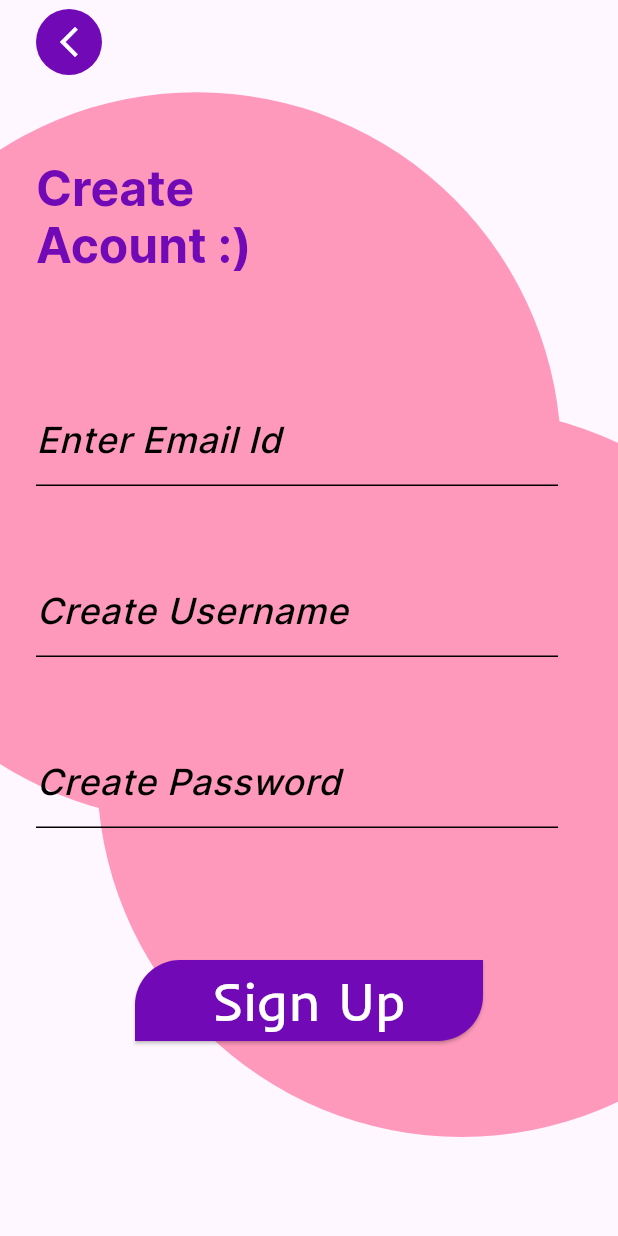
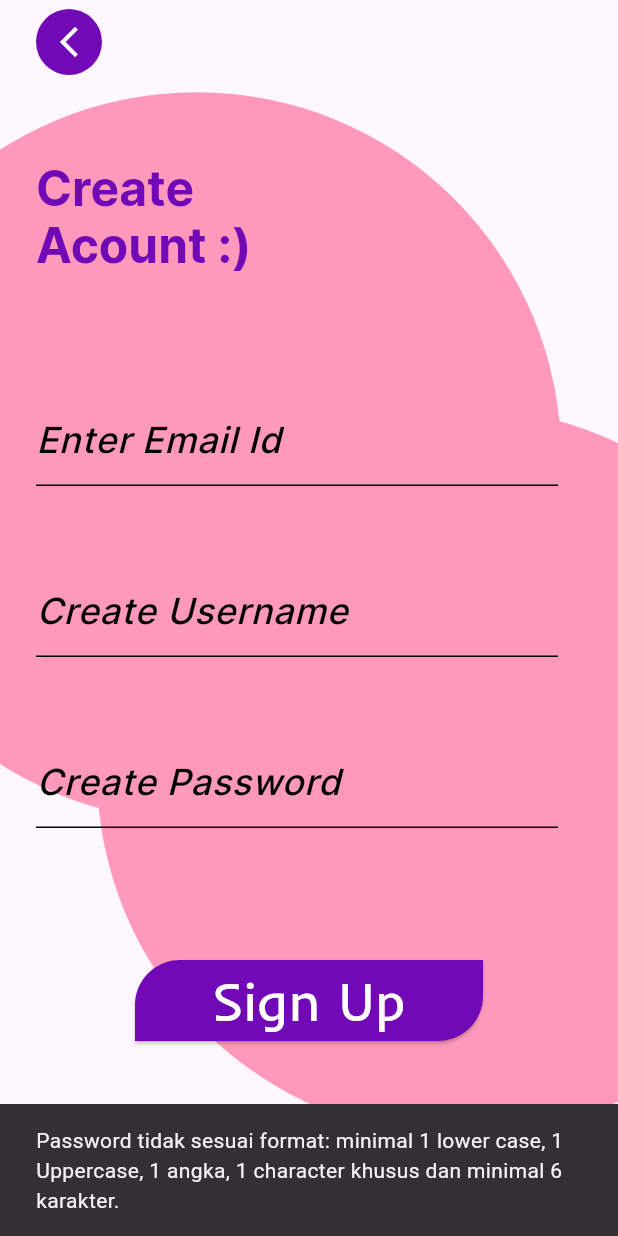
Before and after one commit to GanongLS/Infosys-Login-UI, a Flutter app: the SignUpPage screen opened by its route, after a tap on "Sign Up", on a phone screen of 412 x 824 dp. Run offline on Flutter 3.47's test engine with Material 3 defaults, Android fonts, the phone set to English and light mode, and no system bars; our stand-ins replace flutter_bloc, flutter_svg.

Commit message:
update bloc logic

```diff
--- /dev/null
+++ b/lib/features/authentication/bloc/auth_bloc/auth_bloc.dart
@@ -0,0 +1,55 @@
+import 'dart:async';
+
+import 'package:flutter/foundation.dart';
+import 'package:flutter_bloc/flutter_bloc.dart';
+
+part 'auth_event.dart';
+part 'auth_state.dart';
+
+class AuthBloc extends Bloc<AuthEvent, AuthState> {
+  AuthBloc() : super(AuthInitial()) {
+    on<AuthLoginRequested>(_onLoginRequested);
+    on<AuthLogoutRequested>(_onLogoutRequested);
+  }
+
+  void _onLogoutRequested(AuthLogoutRequested event, Emitter<AuthState> emit) async {
+    emit(AuthLoading());
+    try {
+      await Future.delayed(const Duration(seconds: 2), () {
+        return emit(AuthInitial());
+      });
+    } catch (e) {
+      return emit(AuthFailure("gagal logout"));
+    }
+  }
+
+  void _onLoginRequested(AuthLoginRequested event, Emitter<AuthState> emit) async {
+    emit(AuthLoading());
+    try {
+      final username = event.username;
+      final password = event.password;
+
+      final bool passwordValid =
+          RegExp(r'^(?=.*?[A-Z])(?=.*?[a-z])(?=.*?[0-9])(?=.*?[!@#\$&*~]).{8,}$')
+              .hasMatch(password);
+
+      if (username.length < 6) {
+        return emit(AuthFailure('Username harus lebih dari 6 karakter.'));
+      }
+
+      if (!passwordValid) {
+        return emit(
+          AuthFailure(
+              'Password tidak sesuai format: minimal 1 lower case, 1 Uppercase, 1 angka, 1 character khusus dan minimal 6 karakter.'),
+        );
+      }
+
+      await Future.delayed(const Duration(seconds: 2), () {
+        return emit(
+            AuthSuccess(uid: '$username-$password')); // nyatanya UID didapat dari BE.
+      });
+    } catch (e) {
+      emit(AuthFailure(e.toString()));
+    }
+  }
+}
--- /dev/null
+++ b/lib/features/authentication/bloc/auth_bloc/auth_event.dart
@@ -0,0 +1,16 @@
+part of 'auth_bloc.dart';
+
+@immutable
+sealed class AuthEvent {}
+
+final class AuthLoginRequested extends AuthEvent {
+  final String username;
+  final String password;
+
+  AuthLoginRequested({
+    required this.username,
+    required this.password,
+  });
+}
+
+final class AuthLogoutRequested extends AuthEvent {}
--- /dev/null
+++ b/lib/features/authentication/bloc/auth_bloc/auth_state.dart
@@ -0,0 +1,24 @@
+part of 'auth_bloc.dart';
+
+@immutable
+sealed class AuthState {}
+
+final class AuthInitial extends AuthState {}
+
+final class AuthSuccess extends AuthState {
+  final String uid; // realnya userModel
+
+  AuthSuccess({required this.uid});
+}
+
+final class AuthFailure extends AuthState {
+  final String error;
+
+  AuthFailure(this.error);
+}
+
+final class AuthLoading extends AuthState {
+  final String? message;
+
+  AuthLoading({this.message});
+}
--- a/lib/features/authentication/bloc/login_event.dart
+++ /dev/null
@@ -1,4 +0,0 @@
-part of 'login_bloc.dart';
-
-@immutable
-sealed class LoginEvent {}
--- a/lib/features/authentication/bloc/login_state.dart
+++ /dev/null
@@ -1,6 +0,0 @@
-part of 'login_bloc.dart';
-
-@immutable
-sealed class LoginState {}
-
-final class LoginInitial extends LoginState {}
--- /dev/null
+++ b/lib/features/authentication/bloc/register_bloc/reg_bloc.dart
@@ -0,0 +1,67 @@
+import 'dart:async';
+
+import 'package:flutter/foundation.dart';
+import 'package:flutter_bloc/flutter_bloc.dart';
+
+part 'reg_event.dart';
+part 'reg_state.dart';
+
+class RegisterBloc extends Bloc<AuthEvent, RegisterState> {
+  RegisterBloc() : super(RegisterInitial()) {
+    on<RegisterRequested>(_onRegisterRequested);
+    on<DeleteAccountRequested>(_onDeleteAccountRequested);
+  }
+
+  void _onDeleteAccountRequested(
+      DeleteAccountRequested event, Emitter<RegisterState> emit) async {
+    emit(RegisterLoading());
+    try {
+      await Future.delayed(const Duration(seconds: 2), () {
+        return emit(RegisterInitial());
+      });
+    } catch (e) {
+      return emit(RegisterFailure("gagal logout"));
+    }
+  }
+
+  void _onRegisterRequested(RegisterRequested event, Emitter<RegisterState> emit) async {
+    emit(RegisterLoading());
+    try {
+
+      final username = event.username;
+      final email = event.email;
+      final password = event.password;
+
+      final bool passwordValid =
+          RegExp(r'^(?=.*?[A-Z])(?=.*?[a-z])(?=.*?[0-9])(?=.*?[!@#\$&*~]).{8,}$')
+              .hasMatch(password);
+
+      final bool emailValid =
+          RegExp(r"^[a-zA-Z0-9.a-zA-Z0-9.!#$%&'*+-/=?^_`{|}~]+@[a-zA-Z0-9]+\.[a-zA-Z]+")
+              .hasMatch(email);
+
+      if (!passwordValid) {
+        return emit(
+          RegisterFailure(
+              'Password tidak sesuai format: minimal 1 lower case, 1 Uppercase, 1 angka, 1 character khusus dan minimal 6 karakter.'),
+        );
+      }
+
+      if (!emailValid) {
+        return emit(RegisterFailure('Email tidak sesuai format contoh@xmail.co.id'));
+      }
+
+      if (username.length < 6) {
+        return emit(RegisterFailure('Username harus lebih dari 6 karakter.'));
+      }
+
+
+      await Future.delayed(const Duration(seconds: 2), () {
+        return emit(
+            RegisterSuccess(uid: '$email-$password')); // nyatanya UID didapat dari BE.
+      });
+    } catch (e) {
+      emit(RegisterFailure(e.toString()));
+    }
+  }
+}
--- /dev/null
+++ b/lib/features/authentication/bloc/register_bloc/reg_event.dart
@@ -0,0 +1,18 @@
+part of 'reg_bloc.dart';
+
+@immutable
+sealed class AuthEvent {}
+
+final class RegisterRequested extends AuthEvent {
+  final String username;
+  final String email;
+  final String password;
+
+  RegisterRequested({
+    required this.username,
+    required this.email,
+    required this.password,
+  });
+}
+
+final class DeleteAccountRequested extends AuthEvent {}
--- /dev/null
+++ b/lib/features/authentication/bloc/register_bloc/reg_state.dart
@@ -0,0 +1,24 @@
+part of 'reg_bloc.dart';
+
+@immutable
+sealed class RegisterState {}
+
+final class RegisterInitial extends RegisterState {}
+
+final class RegisterSuccess extends RegisterState {
+  final String uid; // realnya userModel
+
+  RegisterSuccess({required this.uid});
+}
+
+final class RegisterFailure extends RegisterState {
+  final String error;
+
+  RegisterFailure(this.error);
+}
+
+final class RegisterLoading extends RegisterState {
+  final String? message;
+
+  RegisterLoading({this.message});
+}
--- a/lib/features/authentication/page/sign_up_page.dart
+++ b/lib/features/authentication/page/sign_up_page.dart
@@ -1,6 +1,8 @@
 import 'package:flutter/material.dart';
+import 'package:flutter_bloc/flutter_bloc.dart';
 import 'package:infosys_test_login_ui/assets/colors.gen.dart';
 import 'package:infosys_test_login_ui/assets/fonts.gen.dart';
+import 'package:infosys_test_login_ui/features/authentication/bloc/register_bloc/reg_bloc.dart';
 
 class SignUpPage extends StatefulWidget {
   const SignUpPage({
@@ -8,10 +10,11 @@ class SignUpPage extends StatefulWidget {
   });
 
   @override
-  State<SignUpPage> createState() => _GreetingPageState();
+  State<SignUpPage> createState() => _SignUpPageState();
 }
 
-class _GreetingPageState extends State<SignUpPage> {
+class _SignUpPageState extends State<SignUpPage> {
+  TextEditingController emailController = TextEditingController();
   TextEditingController usernameController = TextEditingController();
   TextEditingController passwordController = TextEditingController();
   @override
@@ -36,7 +39,33 @@ class _GreetingPageState extends State<SignUpPage> {
           leadingWidth: 68,
           centerTitle: false,
         ),
-      body: Stack(children: [
+        body: BlocConsumer<RegisterBloc, RegisterState>(
+          listener: (context, state) {
+            if (state is RegisterFailure) {
+              ScaffoldMessenger.of(context).showSnackBar(
+                SnackBar(
+                  content: Text(
+                    state.error.toString(),
+                  ),
+                ),
+              );
+            }
+            if (state is RegisterSuccess) {
+              ScaffoldMessenger.of(context).showSnackBar(
+                const SnackBar(
+                  content: Text('Selamat datang'),
+                ),
+              );
+              // Navigator.pushNamed(context, '/home');
+              Navigator.pushNamedAndRemoveUntil(
+                context,
+                '/home',
+                ModalRoute.withName('/'),
+              );
+            }
+          },
+          builder: (context, state) {
+            return Stack(children: [
               Transform.translate(
                 // x,y (-78.0, 75.0)
                 offset: Offset(-0.182 * screenWidth, 0.080 * screenHeight - 56),
@@ -113,7 +142,7 @@ class _GreetingPageState extends State<SignUpPage> {
                                         height: 1.2,
                                       ),
                                     ),
-                              controller: usernameController,
+                                    controller: emailController,
                                     onChanged: (value) => setState(() {}),
                                   ),
                                   const SizedBox(height: 52),
@@ -151,7 +180,7 @@ class _GreetingPageState extends State<SignUpPage> {
                                         height: 1.2,
                                       ),
                                     ),
-                              controller: usernameController,
+                                    controller: passwordController,
                                     onChanged: (value) => setState(() {}),
                                   ),
                                 ],
@@ -160,9 +189,12 @@ class _GreetingPageState extends State<SignUpPage> {
                             const SizedBox(height: 88),
                             ElevatedButton(
                               onPressed: () {
-                          Navigator.push(
-                            context,
-                            MaterialPageRoute(builder: ((context) => const SignUpPage())),
+                                context.read<RegisterBloc>().add(
+                                      RegisterRequested(
+                                        email: emailController.text.trim(),
+                                        username: usernameController.text.trim(),
+                                        password: passwordController.text.trim(),
+                                      ),
                                     );
                               },
                               style: ElevatedButton.styleFrom(
@@ -196,7 +228,8 @@ class _GreetingPageState extends State<SignUpPage> {
                   ),
                 ),
               ),
-      ]),
-    );
+            ]);
+          },
+        ));
   }
 }
```
Also changed, not shown: lib/features/authentication/bloc/login_bloc.dart (deleted, +0 -13 lines), lib/features/authentication/page/sign_in_page.dart (+44 -6 lines), lib/main.dart (+14 -2 lines). Lines whose indentation alone changed are shown as unchanged.
